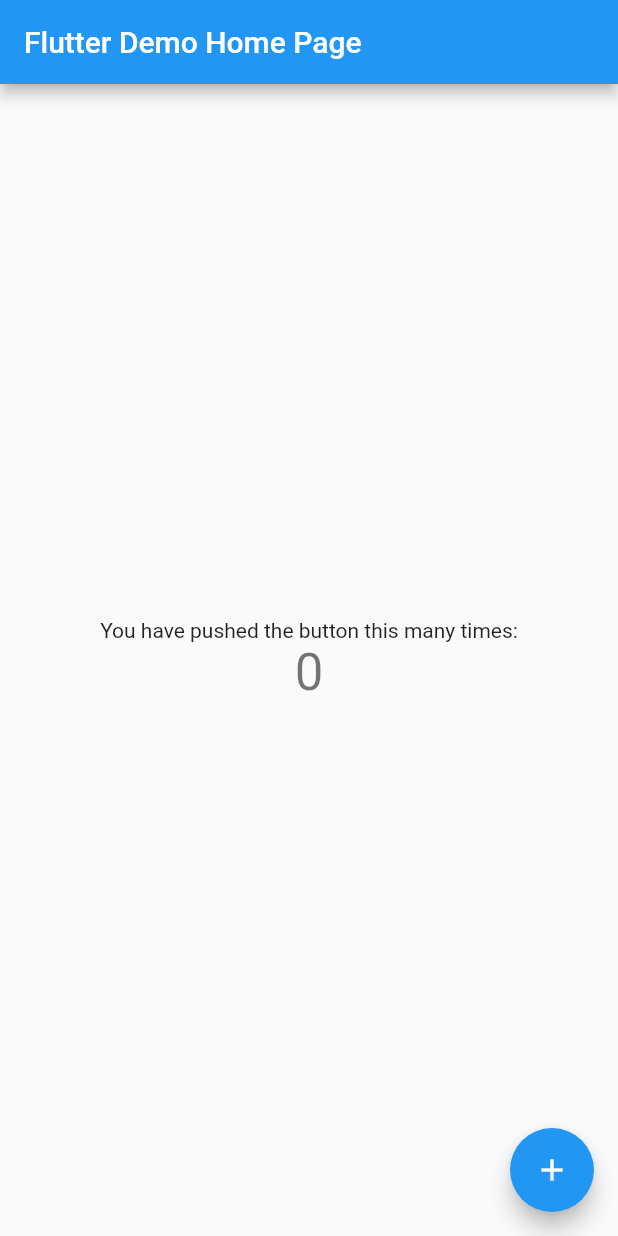
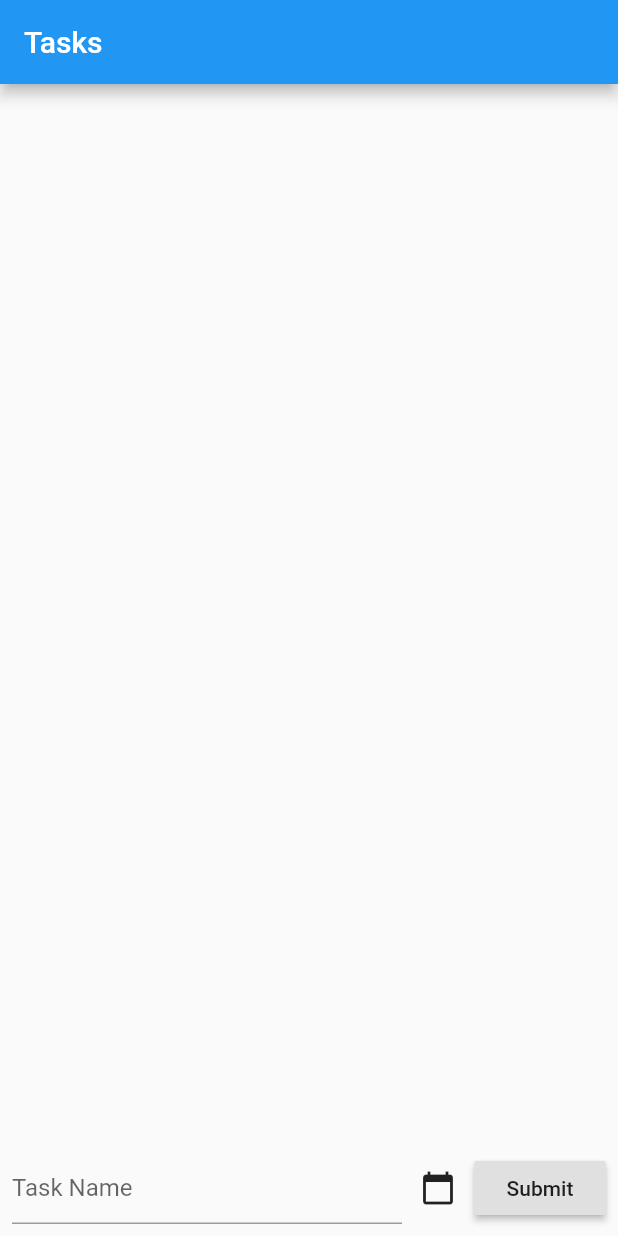
Before and after one commit to VarunSAthreya/Moor_tutorial, a Flutter app: the screen it shows after launch, on a phone screen of 412 x 824 dp. Run offline on Flutter 3.47's test engine with Material 2 defaults, Android fonts, the phone set to English and light mode, and no system bars; our stand-ins replace flutter_slidable, moor_flutter; generated files the repository leaves out were written again.

Commit message:
Added ui

```diff
--- /dev/null
+++ b/lib/data/moor_database.dart
@@ -0,0 +1,30 @@
+import 'package:moor_flutter/moor_flutter.dart';
+
+part 'moor_database.g.dart';
+
+class Tasks extends Table {
+  // autoIncrement automatically sets this to be primary key
+  IntColumn get id => integer().autoIncrement()();
+  TextColumn get name => text().withLength(min: 1, max: 50)();
+  DateTimeColumn get dueDate => dateTime().nullable()();
+  BoolColumn get completed => boolean().withDefault(Constant(false))();
+}
+
+@UseMoor(tables: [Tasks])
+class AppDatabase extends _$AppDatabase {
+  AppDatabase()
+      : super(FlutterQueryExecutor.inDatabaseFolder(
+            path: 'db.sqlite', logStatements: true));
+
+  @override
+  int get schemaVersion => 1;
+
+// Get/Watch task
+  Future<List<Task>> getAllTasks() => select(tasks).get();
+  Stream<List<Task>> watchAllTasks() => select(tasks).watch();
+
+// CRUD
+  Future insertTask(Task task) => into(tasks).insert(task);
+  Future updateTask(Task task) => update(tasks).replace(task);
+  Future deleteTask(Task task) => delete(tasks).delete(task);
+}
--- a/lib/main.dart
+++ b/lib/main.dart
@@ -1,117 +1,20 @@
 import 'package:flutter/material.dart';
+import 'package:provider/provider.dart';
 
-void main() {
-  runApp(MyApp());
-}
+import 'data/moor_database.dart';
+import 'ui/home_page.dart';
+
+void main() => runApp(MyApp());
 
 class MyApp extends StatelessWidget {
-  // This widget is the root of your application.
   @override
   Widget build(BuildContext context) {
-    return MaterialApp(
-      title: 'Flutter Demo',
-      theme: ThemeData(
-        // This is the theme of your application.
-        //
-        // Try running your application with "flutter run". You'll see the
-        // application has a blue toolbar. Then, without quitting the app, try
-        // changing the primarySwatch below to Colors.green and then invoke
-        // "hot reload" (press "r" in the console where you ran "flutter run",
-        // or simply save your changes to "hot reload" in a Flutter IDE).
-        // Notice that the counter didn't reset back to zero; the application
-        // is not restarted.
-        primarySwatch: Colors.blue,
-        // This makes the visual density adapt to the platform that you run
-        // the app on. For desktop platforms, the controls will be smaller and
-        // closer together (more dense) than on mobile platforms.
-        visualDensity: VisualDensity.adaptivePlatformDensity,
+    return Provider(
+      create: (context) => AppDatabase(),
+      child: MaterialApp(
+        title: 'Material App',
+        home: HomePage(),
       ),
-      home: MyHomePage(title: 'Flutter Demo Home Page'),
     );
   }
 }
-
-class MyHomePage extends StatefulWidget {
-  MyHomePage({Key key, this.title}) : super(key: key);
-
-  // This widget is the home page of your application. It is stateful, meaning
-  // that it has a State object (defined below) that contains fields that affect
-  // how it looks.
-
-  // This class is the configuration for the state. It holds the values (in this
-  // case the title) provided by the parent (in this case the App widget) and
-  // used by the build method of the State. Fields in a Widget subclass are
-  // always marked "final".
-
-  final String title;
-
-  @override
-  _MyHomePageState createState() => _MyHomePageState();
-}
-
-class _MyHomePageState extends State<MyHomePage> {
-  int _counter = 0;
-
-  void _incrementCounter() {
-    setState(() {
-      // This call to setState tells the Flutter framework that something has
-      // changed in this State, which causes it to rerun the build method below
-      // so that the display can reflect the updated values. If we changed
-      // _counter without calling setState(), then the build method would not be
-      // called again, and so nothing would appear to happen.
-      _counter++;
-    });
-  }
-
-  @override
-  Widget build(BuildContext context) {
-    // This method is rerun every time setState is called, for instance as done
-    // by the _incrementCounter method above.
-    //
-    // The Flutter framework has been optimized to make rerunning build methods
-    // fast, so that you can just rebuild anything that needs updating rather
-    // than having to individually change instances of widgets.
-    return Scaffold(
-      appBar: AppBar(
-        // Here we take the value from the MyHomePage object that was created by
-        // the App.build method, and use it to set our appbar title.
-        title: Text(widget.title),
-      ),
-      body: Center(
-        // Center is a layout widget. It takes a single child and positions it
-        // in the middle of the parent.
-        child: Column(
-          // Column is also a layout widget. It takes a list of children and
-          // arranges them vertically. By default, it sizes itself to fit its
-          // children horizontally, and tries to be as tall as its parent.
-          //
-          // Invoke "debug painting" (press "p" in the console, choose the
-          // "Toggle Debug Paint" action from the Flutter Inspector in Android
-          // Studio, or the "Toggle Debug Paint" command in Visual Studio Code)
-          // to see the wireframe for each widget.
-          //
-          // Column has various properties to control how it sizes itself and
-          // how it positions its children. Here we use mainAxisAlignment to
-          // center the children vertically; the main axis here is the vertical
-          // axis because Columns are vertical (the cross axis would be
-          // horizontal).
-          mainAxisAlignment: MainAxisAlignment.center,
-          children: <Widget>[
-            Text(
-              'You have pushed the button this many times:',
-            ),
-            Text(
-              '$_counter',
-              style: Theme.of(context).textTheme.headline4,
-            ),
-          ],
-        ),
-      ),
-      floatingActionButton: FloatingActionButton(
-        onPressed: _incrementCounter,
-        tooltip: 'Increment',
-        child: Icon(Icons.add),
-      ), // This trailing comma makes auto-formatting nicer for build methods.
-    );
-  }
-}
--- /dev/null
+++ b/lib/ui/home_page.dart
@@ -0,0 +1,67 @@
+import 'package:flutter/material.dart';
+import 'package:provider/provider.dart';
+import 'package:flutter_slidable/flutter_slidable.dart';
+
+import '../data/moor_database.dart';
+import 'widget/new_task_input_widget.dart';
+
+class HomePage extends StatefulWidget {
+  @override
+  _HomePageState createState() => _HomePageState();
+}
+
+class _HomePageState extends State<HomePage> {
+  @override
+  Widget build(BuildContext context) {
+    return Scaffold(
+        appBar: AppBar(
+          title: Text('Tasks'),
+        ),
+        body: Column(
+          children: <Widget>[
+            Expanded(child: _buildTaskList(context)),
+            NewTaskInput(),
+          ],
+        ));
+  }
+
+  StreamBuilder<List<Task>> _buildTaskList(BuildContext context) {
+    final database = Provider.of<AppDatabase>(context);
+    return StreamBuilder(
+      stream: database.watchAllTasks(),
+      builder: (context, AsyncSnapshot<List<Task>> snapshot) {
+        final tasks = snapshot.data ?? List();
+
+        return ListView.builder(
+          itemCount: tasks.length,
+          itemBuilder: (_, index) {
+            final itemTask = tasks[index];
+            return _buildListItem(itemTask, database);
+          },
+        );
+      },
+    );
+  }
+
+  Widget _buildListItem(Task itemTask, AppDatabase database) {
+    return Slidable(
+      actionPane: SlidableDrawerActionPane(),
+      secondaryActions: <Widget>[
+        IconSlideAction(
+          caption: 'Delete',
+          color: Colors.red,
+          icon: Icons.delete,
+          onTap: () => database.deleteTask(itemTask),
+        )
+      ],
+      child: CheckboxListTile(
+        title: Text(itemTask.name),
+        subtitle: Text(itemTask.dueDate?.toString() ?? 'No date'),
+        value: itemTask.completed,
+        onChanged: (newValue) {
+          database.updateTask(itemTask.copyWith(completed: newValue));
+        },
+      ),
+    );
+  }
+}
--- /dev/null
+++ b/lib/ui/widget/new_task_input_widget.dart
@@ -0,0 +1,86 @@
+import 'package:flutter/material.dart';
+import 'package:provider/provider.dart';
+
+import '../../data/moor_database.dart';
+
+class NewTaskInput extends StatefulWidget {
+  const NewTaskInput({
+    Key key,
+  }) : super(key: key);
+
+  @override
+  _NewTaskInputState createState() => _NewTaskInputState();
+}
+
+class _NewTaskInputState extends State<NewTaskInput> {
+  DateTime newTaskDate;
+  TextEditingController controller;
+
+  @override
+  void initState() {
+    super.initState();
+    controller = TextEditingController();
+  }
+
+  @override
+  Widget build(BuildContext context) {
+    return Container(
+      padding: const EdgeInsets.all(8.0),
+      child: Row(
+        mainAxisSize: MainAxisSize.max,
+        children: <Widget>[
+          _buildTextField(context),
+          _buildDateButton(context),
+          _buildRaisedButton(context),
+        ],
+      ),
+    );
+  }
+
+  RaisedButton _buildRaisedButton(BuildContext context) {
+    return RaisedButton(
+      onPressed: () {
+        final database = Provider.of<AppDatabase>(context, listen: false);
+        print('abcdefgh');
+        final task = Task(
+          name: controller.text,
+          dueDate: newTaskDate,
+        );
+        database.insertTask(task);
+        resetValuesAfterSubmit();
+      },
+      child: Text('Submit'),
+    );
+  }
+
+  Expanded _buildTextField(BuildContext context) {
+    return Expanded(
+      child: TextField(
+        controller: controller,
+        decoration: InputDecoration(hintText: 'Task Name'),
+        // onSubmitted: (inputName)  {},
+      ),
+    );
+  }
+
+  IconButton _buildDateButton(BuildContext context) {
+    return IconButton(
+      icon: Icon(Icons.calendar_today),
+      onPressed: () async {
+        newTaskDate = await showDatePicker(
+          context: context,
+          initialDate: DateTime.now(),
+          firstDate: DateTime(2010),
+          lastDate: DateTime(2050),
+        );
+      },
+    );
+  }
+
+  void resetValuesAfterSubmit() {
+    setState(() {
+      newTaskDate = null;
+      controller.clear();
+    });
+  }
+}
```
Also changed, not shown: lib/data/moor_database.g.dart (added).
